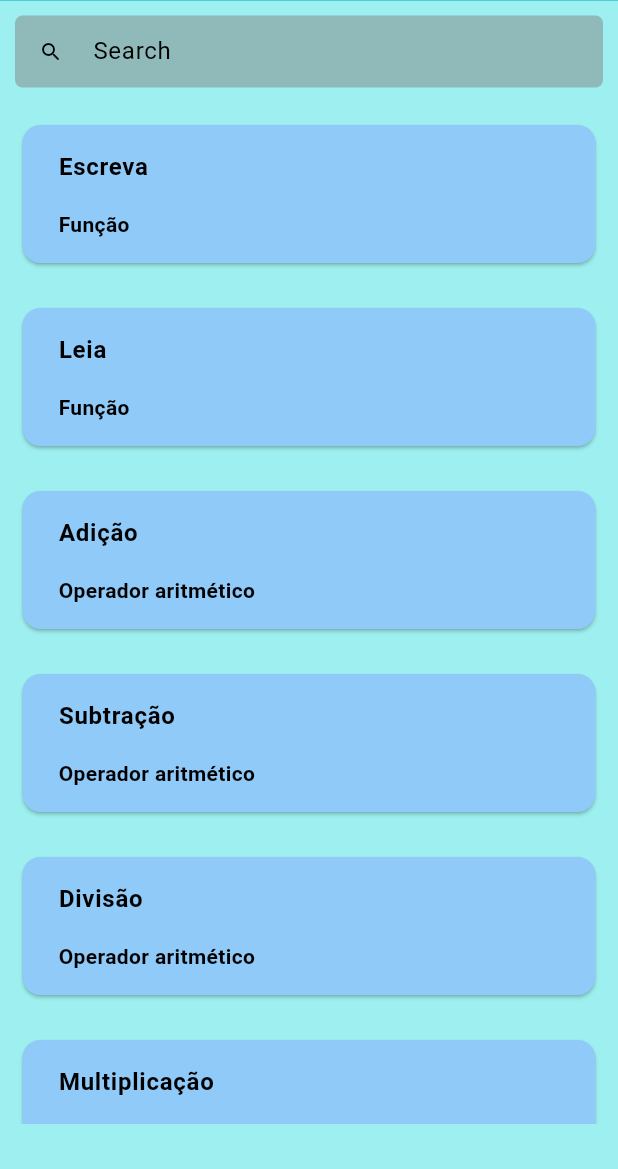
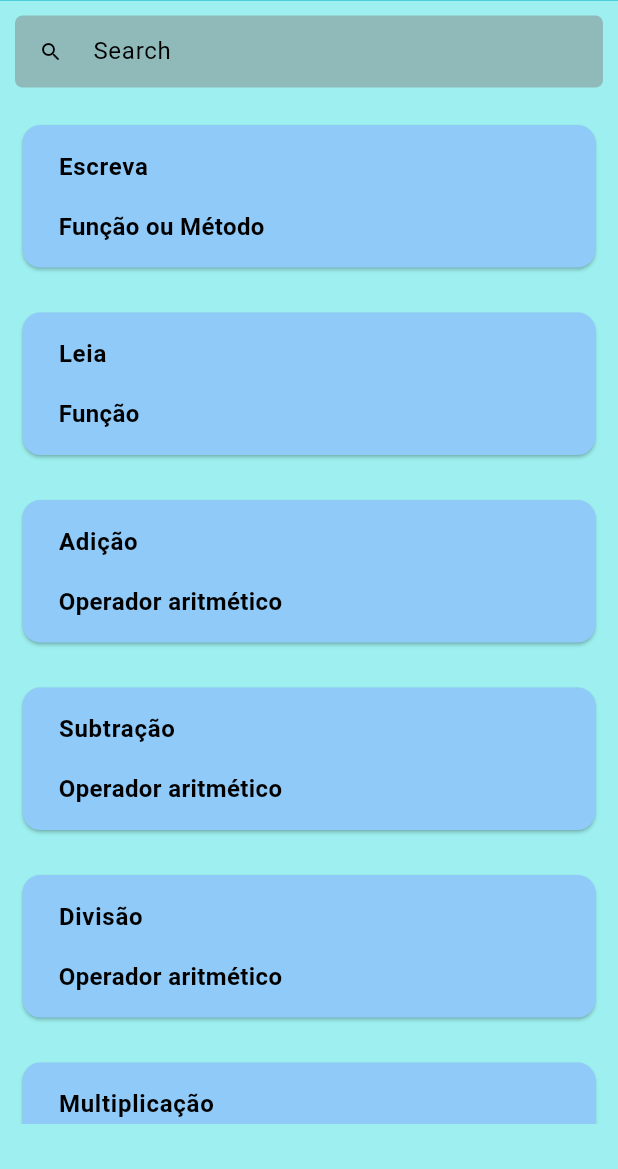
Before and after one commit to karen-matsunaga/DictionaryApp, a Flutter app: the HomePage screen opened by its route, on a phone screen of 412 x 824 dp, the part 67-1236 px from its top. Run offline on Flutter 3.47's test engine with Material 3 defaults, Android fonts, the phone set to English and light mode, and no system bars; our stand-ins replace shared_preferences, sqflite; accounts and stored records are empty.

Commit message:
2024-10-18 Updated screen

```diff
--- a/assets/json/words.json
+++ b/assets/json/words.json
@@ -4,13 +4,13 @@
               {
                 "wordId": 1,
                 "name": "Escreva",
-                "type": "Função",
+                "type": "Função ou Método",
                 "description": "Mostrar algo na tela.",
                 "synonyms":"Print, Console.Write, System.out.println.",
                 "portugol": "programa {\n  funcao inicio() {\n    escreva(\"Olá, mundo!\")\n  }\n}",
                 "cSharp": "using System;\n namespace MyApplication\n{\nclass Program\n{\nstatic void Main(string[]args)\n{\nConsole.WriteLine(\"Olá, mundo!\");\n}\n}\n}\n",
                 "java":   "public class Main { \npublic static void main(String[] args) { \nSystem.out.println(\"Olá, mundo!\"); \n} \n}",
-                "python": "print('Olá, mundo!')\nnprint(\"Olá, mundo!\")",
+                "python": "print('Olá, mundo!')\nprint(\"Olá, mundo!\")",
                 "exit": "Olá, mundo!"
               },
 
--- a/lib/views/home/home_screen.dart
+++ b/lib/views/home/home_screen.dart
@@ -132,7 +132,11 @@ class _HomePageState extends State<HomePage> {
                       padding: const EdgeInsets.all(8.0),
                       child: Text(
                         word.name,
-                        style: TextStyle(fontWeight: FontWeight.bold),
+                        style: TextStyle(
+                            fontSize:
+                                provider.Provider.of<FontSizeConfig>(context)
+                                    .fontSize,
+                            fontWeight: FontWeight.bold),
                       ),
                     ),
                     // TIPO DA PALAVRA
@@ -140,7 +144,11 @@ class _HomePageState extends State<HomePage> {
                       padding: const EdgeInsets.all(8.0),
                       child: Text(
                         word.type,
-                        style: TextStyle(fontWeight: FontWeight.bold),
+                        style: TextStyle(
+                            fontSize:
+                                provider.Provider.of<FontSizeConfig>(context)
+                                    .fontSize,
+                            fontWeight: FontWeight.bold),
                       ),
                     ),
                     // PALAVRA PRESSIONADA PARA EXIBIR INFORMAÇÕES ESPECÍFICAS
@@ -155,6 +163,7 @@ class _HomePageState extends State<HomePage> {
               },
             ),
           ),
+
           // ESPAÇAMENTO ENTRE OS COMPONENTES DA LISTVIEW
           spaceListView,
         ],
--- a/lib/views/login/splash_screen.dart
+++ b/lib/views/login/splash_screen.dart
@@ -37,11 +37,6 @@ class _SplashScreenPageState extends State<SplashScreenPage> {
             mainAxisAlignment: MainAxisAlignment.center,
             children: [
               // LOGO DO APLICATIVO
-              // Image.asset(
-              //   'assets/images/logo.png',
-              //   width: 200,
-              //   height: 200,
-              // ),
               LogoApp(),
 
               // ESPAÇAMENTO ENTRE LINHA
```
Also changed, not shown: lib/models/words.dart (+2 -12 lines).
